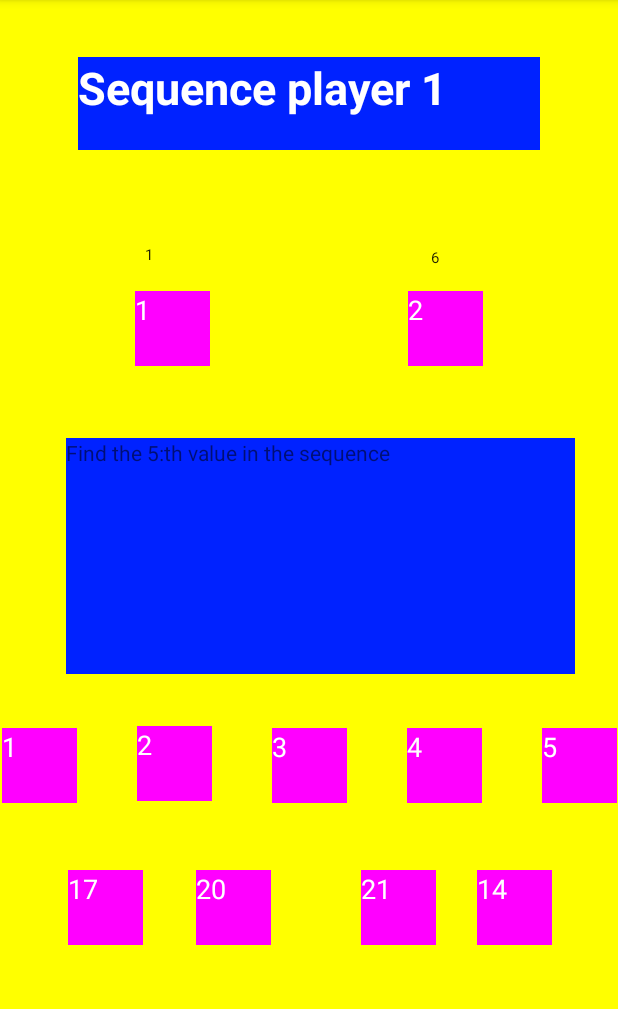
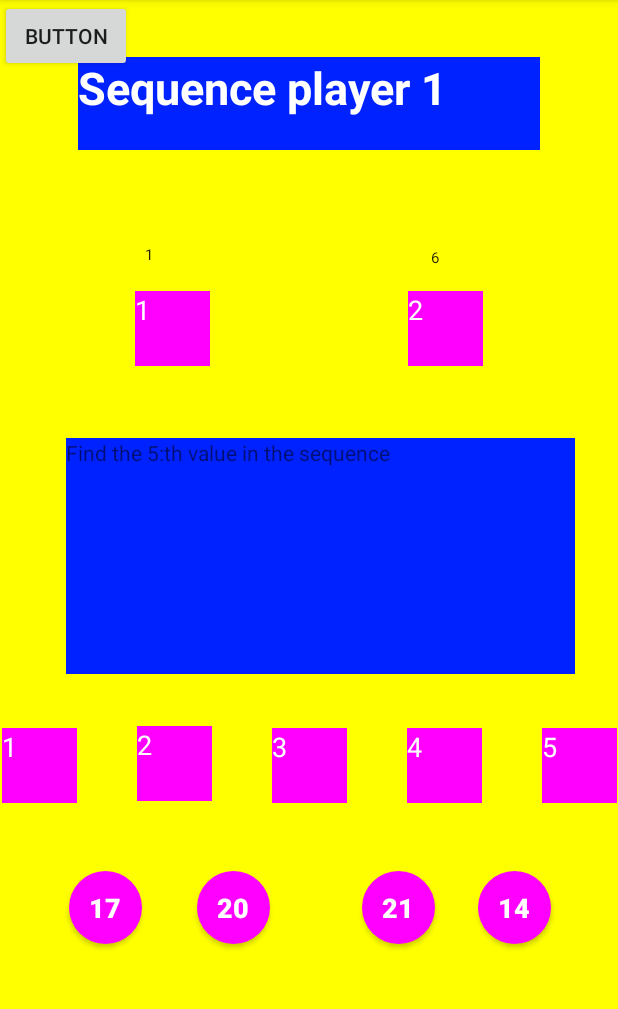
Before and after one commit to mafnaf/BAM, an Android app: the QuestionView screen opened directly, with no data from a screen before it, on a phone screen of 412 x 824 dp, the part 84-1093 px from its top. Run offline under Robolectric (Android 15) with nearby library versions, the phone set to English and light mode, and no system bars.

Commit message:
New things added trying new commit

```diff
--- a/app/src/main/java/com/example/firstapp/EnterQuizId.kt
+++ b/app/src/main/java/com/example/firstapp/EnterQuizId.kt
@@ -28,7 +28,7 @@ class EnterQuizId : AppCompatActivity(){
                 //val idVal: Int = quizId // send it to value as string.
                 val id = 1
                 intent.putExtra("idVal", id)
-                intent.putExtra("view", 2)
+                intent.putExtra("view",2)
                 startActivity(intent)
             }else
                 idError.text = "Need a ID to continue"
--- a/app/src/main/java/com/example/firstapp/MainActivity.kt
+++ b/app/src/main/java/com/example/firstapp/MainActivity.kt
@@ -8,15 +8,12 @@ import android.widget.EditText
 import android.widget.TextView
 
 class MainActivity : AppCompatActivity(){
-
-
     lateinit var loginName: EditText
     lateinit var passwordText: EditText
     lateinit var loginButton: Button
     lateinit var buttonUpdateNew: Button
     lateinit var buttonSwapScreen: Button
     lateinit var textViewMessage: TextView
-
 
     override fun onCreate(savedInstanceState: Bundle?) {
         super.onCreate(savedInstanceState)
--- a/app/src/main/java/com/example/firstapp/QuestionView.kt
+++ b/app/src/main/java/com/example/firstapp/QuestionView.kt
@@ -3,6 +3,7 @@ package com.example.firstapp
 import androidx.appcompat.app.AppCompatActivity
 import android.os.Bundle
 import android.widget.TextView
+import android.widget.Button
 import kotlinx.android.synthetic.main.activity_question_view.*
 
 class QuestionView : AppCompatActivity() {
@@ -21,10 +22,10 @@ class QuestionView : AppCompatActivity() {
     lateinit var logicElement8: TextView//logicElement8 // key to logic
     lateinit var questionText: TextView // mainTextBody
 
-    lateinit var answerTextView1: TextView//answerElement1
-    lateinit var answerTextView2: TextView//answerElement2
-    lateinit var answerTextView3: TextView//answerElement3
-    lateinit var answerTextView4: TextView//answerElement4
+    lateinit var answerTextView1: Button//answerElement1
+    lateinit var answerTextView2: Button//answerElement2
+    lateinit var answerTextView3: Button//answerElement3
+    lateinit var answerTextView4: Button//answerElement4
 
     private val correct = 2 // hardcoded in this case
 
--- a/app/src/main/java/com/example/firstapp/data/model/LoggedInUser.kt
+++ b/app/src/main/java/com/example/firstapp/data/model/LoggedInUser.kt
@@ -6,4 +6,5 @@ package com.example.firstapp.data.model
 data class LoggedInUser(
     val userId: String,
     val displayName: String
+
 )
--- /dev/null
+++ b/app/src/main/res/drawable/button_shape.xml
@@ -0,0 +1,10 @@
+<?xml version="1.0" encoding="UTF-8"?>
+<layer-list xmlns:android="http://schemas.android.com/apk/res/android">
+
+    <item android:top="1dp" android:left="1dp" android:right="1dp" android:bottom="1dp">
+        <shape android:shape="rectangle">
+            <solid android:color="@color/colorCrazyPink" />
+            <corners android:radius="45dp" />
+        </shape>
+    </item>
+</layer-list>
--- a/app/src/main/res/layout-v21/activity_question_view.xml
+++ b/app/src/main/res/layout-v21/activity_question_view.xml
@@ -7,15 +7,16 @@
     android:background="@color/colorAccent"
     tools:context=".QuestionView">
 
-    <TextView
+    <Button
         android:id="@+id/answerElement1"
         android:layout_width="50dp"
         android:layout_height="50dp"
         android:layout_marginStart="45dp"
         android:layout_marginLeft="45dp"
         android:layout_marginTop="580dp"
-        android:background="@color/colorPrimaryDark"
+        android:background="@drawable/button_shape"
         android:clickable="true"
+        android:textStyle="bold"
         android:duplicateParentState="false"
         android:editable="false"
         android:ems="10"
@@ -27,15 +28,16 @@
         app:layout_constraintStart_toStartOf="parent"
         app:layout_constraintTop_toTopOf="parent" />
 
-    <TextView
+    <Button
         android:id="@+id/answerElement2"
         android:layout_width="50dp"
         android:layout_height="50dp"
         android:layout_marginStart="68dp"
         android:layout_marginLeft="68dp"
         android:layout_marginTop="580dp"
-        android:background="@color/colorPrimaryDark"
+        android:background="@drawable/button_shape"
         android:clickable="true"
+        android:textStyle="bold"
         android:duplicateParentState="false"
         android:editable="false"
         android:ems="10"
@@ -48,7 +50,7 @@
         app:layout_constraintStart_toEndOf="@+id/answerElement1"
         app:layout_constraintTop_toTopOf="parent" />
 
-    <TextView
+    <Button
         android:id="@+id/answerElement3"
         android:layout_width="50dp"
         android:layout_height="50dp"
@@ -57,8 +59,9 @@
         android:layout_marginTop="580dp"
         android:layout_marginEnd="60dp"
         android:layout_marginRight="60dp"
-        android:background="@color/colorPrimaryDark"
+        android:background="@drawable/button_shape"
         android:clickable="true"
+        android:textStyle="bold"
         android:duplicateParentState="false"
         android:editable="false"
         android:ems="10"
@@ -71,18 +74,19 @@
         app:layout_constraintStart_toEndOf="@+id/answerElement2"
         app:layout_constraintTop_toTopOf="parent" />
 
-    <TextView
+    <Button
         android:id="@+id/answerElement4"
         android:layout_width="50dp"
         android:layout_height="50dp"
         android:layout_marginTop="580dp"
         android:layout_marginEnd="44dp"
         android:layout_marginRight="44dp"
-        android:background="@color/colorPrimaryDark"
+        android:background="@drawable/button_shape"
         android:clickable="true"
         android:duplicateParentState="false"
         android:editable="false"
         android:ems="10"
+        android:textStyle="bold"
         android:fadingEdge="horizontal|vertical"
         android:text="@string/answerBox"
         android:textColor="#FFFFFF"
@@ -320,4 +324,12 @@
         app:layout_constraintTop_toTopOf="parent"
         tools:text="main Text" />
 
+    <Button
+        android:id="@+id/button"
+        android:layout_width="wrap_content"
+        android:layout_height="wrap_content"
+        android:text="Button"
+        tools:layout_editor_absoluteX="105dp"
+        tools:layout_editor_absoluteY="666dp" />
+
 </androidx.constraintlayout.widget.ConstraintLayout>
--- a/app/src/main/res/layout/activity_main.xml
+++ b/app/src/main/res/layout/activity_main.xml
@@ -14,7 +14,7 @@
         android:layout_marginTop="170dp"
         android:layout_marginBottom="75dp"
         android:autofillHints=""
-        android:background="@color/colorPrimaryDark"
+        android:background="@drawable/button_shape"
         android:ems="10"
         android:hint="Enter User ID:"
         android:inputType=""
@@ -30,7 +30,7 @@
         android:layout_width="wrap_content"
         android:layout_height="wrap_content"
         android:layout_marginBottom="70dp"
-        android:background="@color/colorPrimaryDark"
+        android:background="@drawable/button_shape"
         android:text="Login:"
         android:textColor="#FFFFFF"
         app:layout_constraintBottom_toTopOf="@+id/textViewName"
--- a/app/src/main/res/values/colors.xml
+++ b/app/src/main/res/values/colors.xml
@@ -5,6 +5,12 @@
     <color name="colorPrimaryDark">#FF00FF</color>
     //PINK
     <color name="colorAccent">#FFFF00</color>
+    //YELLOW
+    <color name="colorBlue">#0022FF</color>
+    //BLUE
+    <color name="colorCrazyPink">#FF00FF</color>
+    //PINK
+    <color name="colorBrightYellow">#FFFF00</color>
     //YELLOW
     <color name="colorAccentNew">#F25472</color>
 
```
